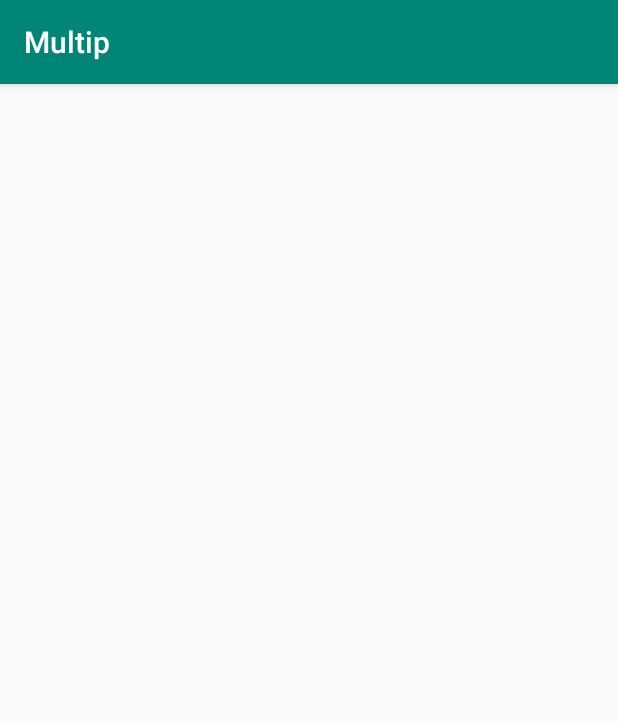
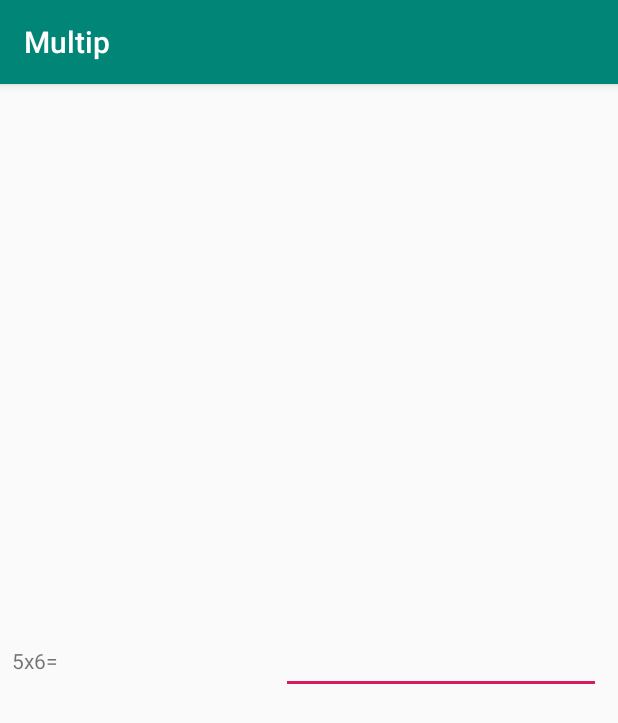
Before and after one commit to walles/catiplicator, an Android app: the screen it shows after launch (GameActivity), on a phone screen of 412 x 824 dp. Shown: the top 723 px of the screen. Run offline under Robolectric (Android 15) with nearby library versions, the phone set to English and light mode, and no system bars.

Commit message:
Add a layout to Game Activity

```diff
--- a/app/src/main/res/layout/activity_game.xml
+++ b/app/src/main/res/layout/activity_game.xml
@@ -7,4 +7,33 @@
     android:layout_height="match_parent"
     tools:context=".GameActivity">
 
+    <TextView
+        android:id="@+id/question"
+        android:layout_width="wrap_content"
+        android:layout_height="wrap_content"
+        android:layout_marginStart="8dp"
+        android:layout_marginTop="8dp"
+        android:layout_marginBottom="8dp"
+        android:ems="10"
+        android:text="5x6="
+        app:layout_constraintBottom_toBottomOf="parent"
+        app:layout_constraintStart_toStartOf="parent"
+        app:layout_constraintTop_toTopOf="parent"/>
+
+    <EditText
+        android:id="@+id/answer"
+        android:layout_width="wrap_content"
+        android:layout_height="wrap_content"
+        android:layout_marginStart="8dp"
+        android:layout_marginTop="8dp"
+        android:layout_marginBottom="8dp"
+        android:ems="10"
+        android:inputType="number"
+        app:layout_constraintBottom_toBottomOf="parent"
+        app:layout_constraintStart_toEndOf="@+id/question"
+        app:layout_constraintTop_toTopOf="parent"
+        app:layout_constraintEnd_toEndOf="parent"
+        android:importantForAutofill="no"
+        tools:targetApi="o"
+        tools:ignore="LabelFor"/>
 </android.support.constraint.ConstraintLayout>
```
Also changed, not shown: 1 other file.
